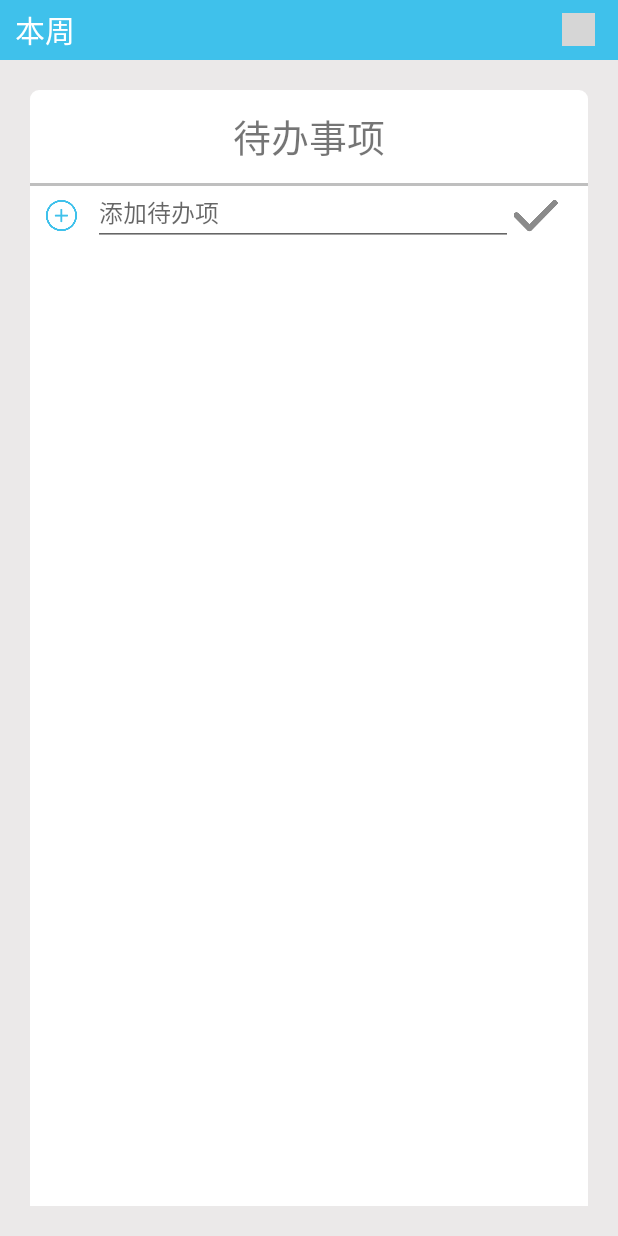
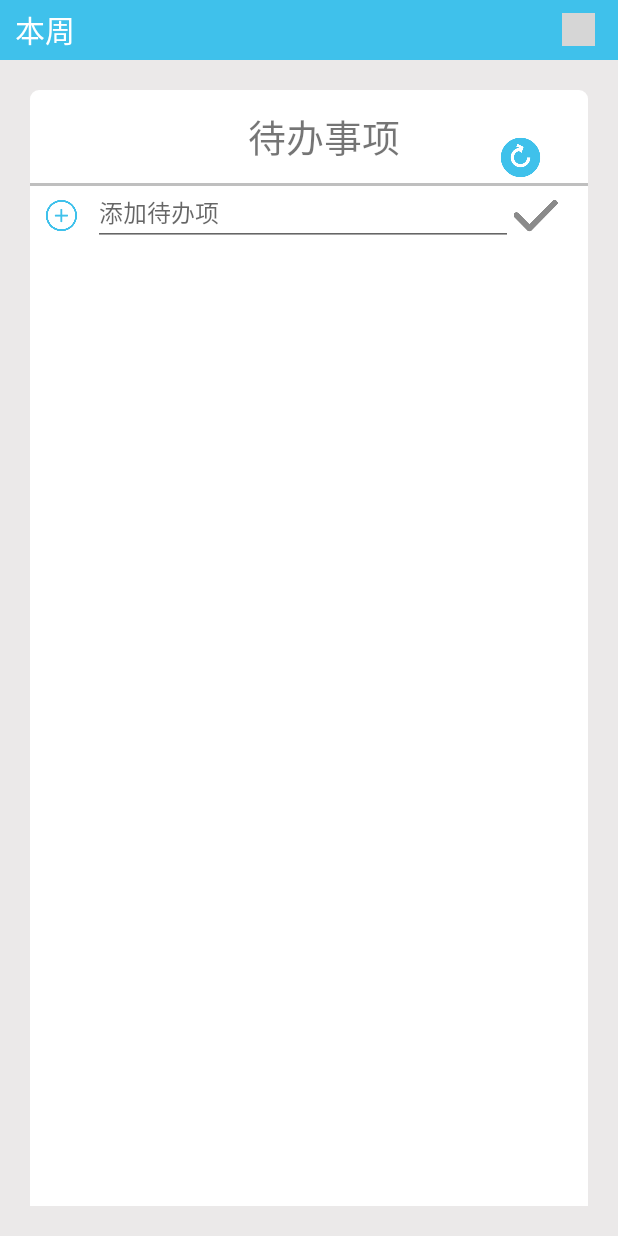
Before and after one commit to kinglc/GraduationProject, an Android app: the layout fragment_todo.xml on its own in the app's theme, with its tools: preview values and no code run, on a phone screen of 412 x 824 dp. Run offline under Robolectric (Android 15) with nearby library versions, the phone set to English and light mode, and no system bars; grey boxes are pictures that could not be loaded.

Commit message:
添加重复待办

```diff
--- a/TimeBlock/app/src/main/res/layout/fragment_todo.xml
+++ b/TimeBlock/app/src/main/res/layout/fragment_todo.xml
@@ -59,15 +59,14 @@
                 android:layout_height="30dp"
                 android:layout_gravity="bottom"
                 android:id="@+id/todo_repeat"
-                android:src="@drawable/todo_share"
-                android:visibility="invisible"/>
+                android:src="@drawable/todo_repeat"/>
+            <!--                android:visibility="invisible"/>-->
             <ImageView
                 android:layout_width="30dp"
                 android:layout_height="30dp"
                 android:layout_gravity="bottom"
                 android:id="@+id/todo_share"
-                android:src="@drawable/todo_repeat"
-                android:layout_marginRight="20dp"
+                android:src="@drawable/todo_share"
                 android:visibility="invisible"/>
         </LinearLayout>
         <LinearLayout
```
Also changed, not shown: TimeBlock/app/src/main/java/com/king/block/content/TodoFragment.java (+20 -10 lines), 1 other file.
